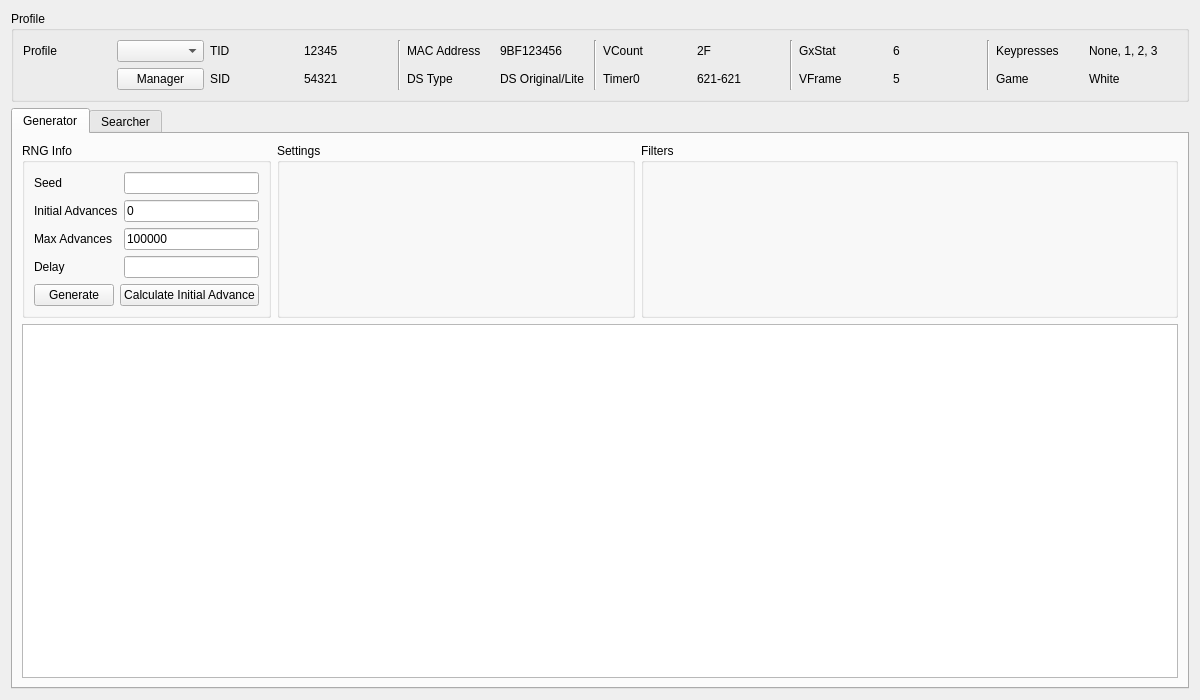
First picture: the form in Source/Form/Gen5/Eggs5.ui, repository Admiral-Fish/PokeFinder, before the edit.
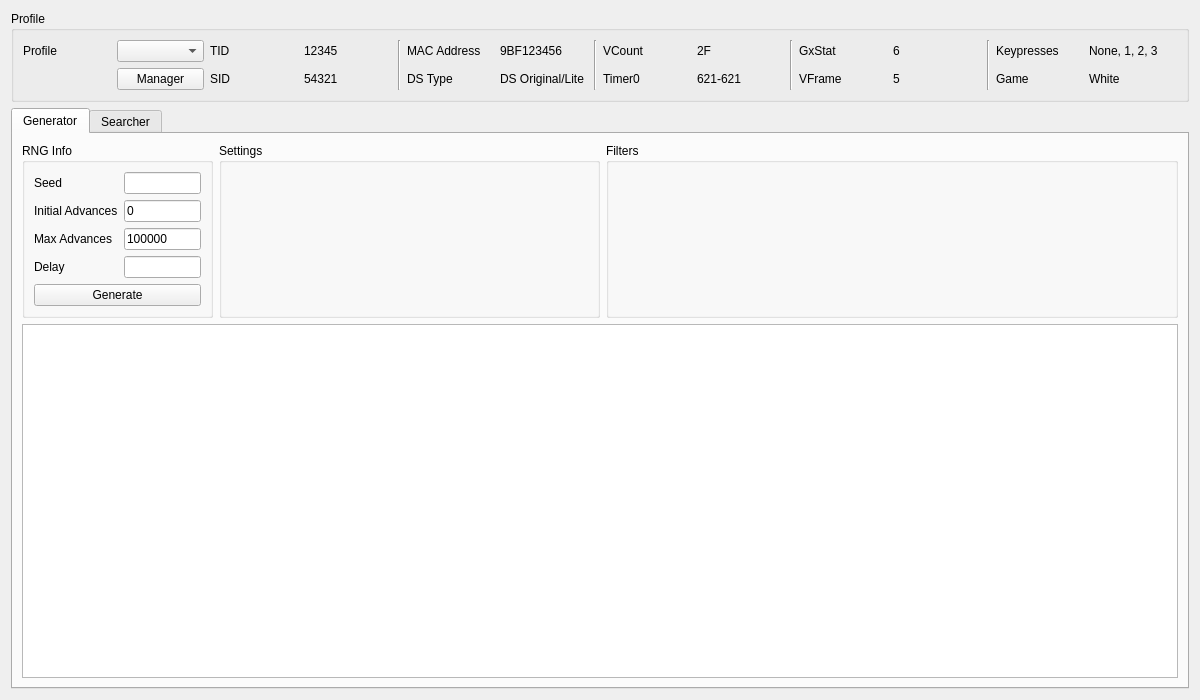
Second picture: the form after the edit. Custom widgets are drawn as their Qt base class.

```diff
--- a/Source/Form/Gen5/Eggs5.ui
+++ b/Source/Form/Gen5/Eggs5.ui
@@ -283,33 +283,6 @@
             </property>
            </widget>
           </item>
-          <item row="5" column="0" colspan="2">
-           <layout class="QHBoxLayout" name="horizontalLayout_2">
-            <item>
-             <widget class="QPushButton" name="pushButtonGenerate">
-              <property name="enabled">
-               <bool>true</bool>
-              </property>
-              <property name="text">
-               <string>Generate</string>
-              </property>
-              <property name="checkable">
-               <bool>false</bool>
-              </property>
-              <property name="autoDefault">
-               <bool>false</bool>
-              </property>
-             </widget>
-            </item>
-            <item>
-             <widget class="QPushButton" name="pushButtonCalculateInitialAdvances">
-              <property name="text">
-               <string>Calculate Initial Advance</string>
-              </property>
-             </widget>
-            </item>
-           </layout>
-          </item>
           <item row="3" column="0">
            <widget class="QLabel" name="labelGeneratorDelay">
             <property name="text">
@@ -320,6 +293,22 @@
           <item row="3" column="1">
            <widget class="TextBox" name="textBoxGeneratorDelay"/>
           </item>
+          <item row="4" column="0" colspan="2">
+           <widget class="QPushButton" name="pushButtonGenerate">
+            <property name="enabled">
+             <bool>true</bool>
+            </property>
+            <property name="text">
+             <string>Generate</string>
+            </property>
+            <property name="checkable">
+             <bool>false</bool>
+            </property>
+            <property name="autoDefault">
+             <bool>false</bool>
+            </property>
+           </widget>
+          </item>
          </layout>
         </widget>
        </item>
```
Left out of the diff: 29 changed lines with no effect on the pictures.
